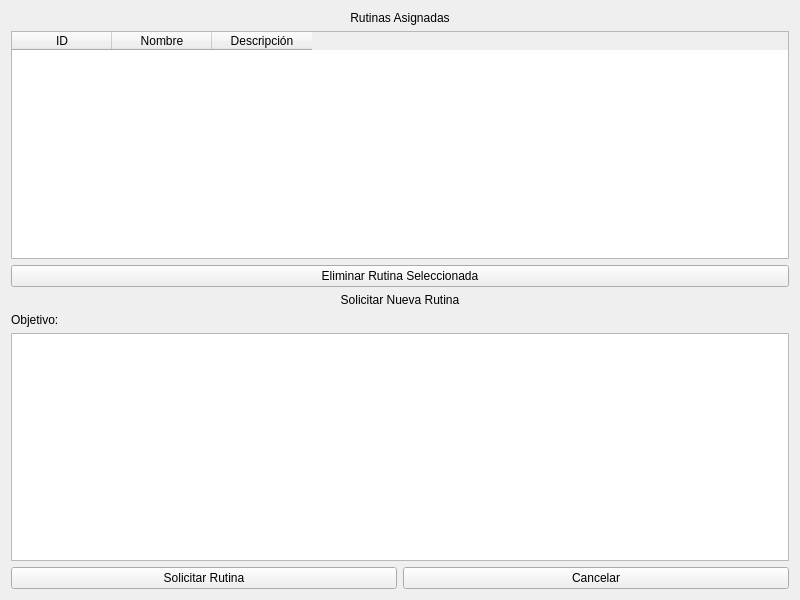
OscaarMG/campasgym, file src/vista/ui/SolicitarRutina.ui: the form before one commit.
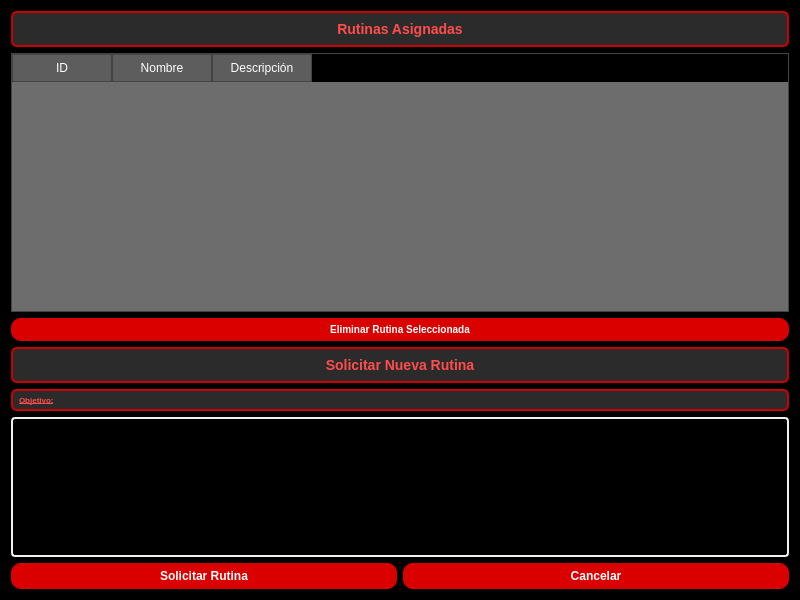
The form after the commit.

Commit message: Registros, suscripcion, solicitar dieta y rutina, clases disp

```diff
--- a/src/vista/ui/SolicitarRutina.ui
+++ b/src/vista/ui/SolicitarRutina.ui
@@ -10,13 +10,34 @@
     <height>600</height>
    </rect>
   </property>
+  <property name="minimumSize">
+   <size>
+    <width>0</width>
+    <height>0</height>
+   </size>
+  </property>
   <property name="windowTitle">
    <string>Mis Rutinas</string>
   </property>
+  <property name="styleSheet">
+   <string notr="true">background-color:#000000;</string>
+  </property>
   <layout class="QVBoxLayout" name="mainLayout">
 
    <item>
     <widget class="QLabel" name="labelRutinas">
+     <property name="styleSheet">
+      <string notr="true">QLabel {
+    background-color: #2b2b2b;     
+    color: #ff4c4c;              
+    border: 2px solid #cc0000;     
+    padding: 8px;
+    font-size: 14px;
+    font-weight: bold;
+    border-radius: 6px;
+}
+</string>
+     </property>
      <property name="text">
       <string>Rutinas Asignadas</string>
      </property>
@@ -28,8 +49,104 @@
 
    <item>
     <widget class="QTableWidget" name="tablaRutinas">
-     <property name="columnCount">
-      <number>3</number>
+     <property name="minimumSize">
+      <size>
+       <width>455</width>
+       <height>0</height>
+      </size>
+     </property>
+     <property name="maximumSize">
+      <size>
+       <width>10000000</width>
+       <height>16777215</height>
+      </size>
+     </property>
+     <property name="styleSheet">
+      <string notr="true">QTableWidget {
+    background-color: #6d6d6d;
+    color: white;
+    gridline-color: #888888; 
+    border: 1px solid #444444;
+}
+
+QTableWidget::item {
+    background-color: #7d7d7d;
+    border: 1px solid #555555;
+    padding: 4px;
+}
+
+QTableWidget {
+    background-color: #6d6d6d;
+    color: white;
+    gridline-color: #888888; /* color del borde entre celdas */
+    border: 1px solid #444444;
+}
+
+QTableWidget::item {
+    background-color: #7d7d7d;
+    border: 1px solid #555555;
+    padding: 4px;
+}
+
+QHeaderView::section {
+    background-color: #5d5d5d;
+    color: white;
+    border: 1px solid #444444;
+    padding: 4px;
+}
+
+QTableCornerButton::section {
+    background-color: #6d6d6d;
+    border: 1px solid #555555;
+}
+
+
+QScrollBar:vertical {
+    background: #5d5d5d;  /* Fondo liso, sin textura */
+    width: 12px;
+    margin: 0px;
+    border: none;
+}
+
+QScrollBar::handle:vertical {
+    background: #888888;  /* Parte que se arrastra */
+    min-height: 20px;
+    border-radius: 4px;
+}
+
+QScrollBar::add-line:vertical,
+QScrollBar::sub-line:vertical {
+    height: 0px;
+    background: none;
+    border: none;
+}
+
+QScrollBar:horizontal {
+    background: #5d5d5d;
+    height: 12px;
+    margin: 0px;
+    border: none;
+}
+
+QScrollBar::handle:horizontal {
+    background: #888888;
+    min-width: 20px;
+    border-radius: 4px;
+}
+
+QScrollBar::add-line:horizontal,
+QScrollBar::sub-line:horizontal {
+    width: 0px;
+    background: none;
+    border: none;
+}
+
+QTableWidget QLineEdit {
+    background-color: #5d5d5d;
+    color: white;
+    border: 1px solid #777777;
+    padding: 2px;
+}</string>
      </property>
      <property name="rowCount">
       <number>0</number>
@@ -54,6 +171,20 @@
 
    <item>
     <widget class="QPushButton" name="btnEliminarRutina">
+     <property name="styleSheet">
+      <string notr="true">QPushButton {
+    background-color: #da0000;
+    color: white;
+    border-radius: 10px;
+    padding: 5px;
+    font-size: 10px;
+    font-weight: bold;
+}
+
+QPushButton:hover {
+    background-color: #aa0000;
+}</string>
+     </property>
      <property name="text">
       <string>Eliminar Rutina Seleccionada</string>
      </property>
@@ -62,6 +193,18 @@
 
    <item>
     <widget class="QLabel" name="labelSolicitar">
+     <property name="styleSheet">
+      <string notr="true">QLabel {
+    background-color: #2b2b2b;     
+    color: #ff4c4c;              
+    border: 2px solid #cc0000;     
+    padding: 8px;
+    font-size: 14px;
+    font-weight: bold;
+    border-radius: 6px;
+}
+</string>
+     </property>
      <property name="text">
       <string>Solicitar Nueva Rutina</string>
      </property>
@@ -73,6 +216,36 @@
 
    <item>
     <widget class="QLabel" name="labelObjetivo">
+     <property name="enabled">
+      <bool>true</bool>
+     </property>
+     <property name="minimumSize">
+      <size>
+       <width>0</width>
+       <height>0</height>
+      </size>
+     </property>
+     <property name="maximumSize">
+      <size>
+       <width>1000</width>
+       <height>16777215</height>
+      </size>
+     </property>
+     <property name="styleSheet">
+      <string notr="true">QLabel {
+    background-color: #2b2b2b;     
+    color: #ff4c4c;              
+    border: 2px solid #cc0000;     
+    padding: 4px;
+    font-size: 8px;
+    font-weight: bold;
+    border-radius: 6px;
+}
+
+QLabel {
+    text-decoration: underline;
+}</string>
+     </property>
      <property name="text">
       <string>Objetivo:</string>
      </property>
@@ -80,14 +253,56 @@
    </item>
 
    <item>
-    <widget class="QTextEdit" name="inputObjetivo"/>
+    <widget class="QTextEdit" name="inputObjetivo">
+     <property name="minimumSize">
+      <size>
+       <width>0</width>
+       <height>0</height>
+      </size>
+     </property>
+     <property name="maximumSize">
+      <size>
+       <width>16777215</width>
+       <height>140</height>
+      </size>
+     </property>
+     <property name="styleSheet">
+      <string notr="true">QTextEdit {
+    background-color: #000000;
+    border: 1.5px solid #f0f0f0;
+    color: #f0f0f0;
+    padding: 4px;
+    border-radius: 4px;
+}
+</string>
+     </property>
+     <property name="html">
+      <string>&lt;!DOCTYPE HTML PUBLIC &quot;-//W3C//DTD HTML 4.0//EN&quot; &quot;http://www.w3.org/TR/REC-html40/strict.dtd&quot;&gt;
+&lt;html&gt;&lt;head&gt;&lt;meta name=&quot;qrichtext&quot; content=&quot;1&quot; /&gt;&lt;style type=&quot;text/css&quot;&gt;
+p, li { white-space: pre-wrap; }
+&lt;/style&gt;&lt;/head&gt;&lt;body style=&quot; font-family:'MS Shell Dlg 2'; font-size:8pt; font-weight:400; font-style:normal;&quot;&gt;
+&lt;p style=&quot;-qt-paragraph-type:empty; margin-top:0px; margin-bottom:0px; margin-left:0px; margin-right:0px; -qt-block-indent:0; text-indent:0px;&quot;&gt;&lt;br /&gt;&lt;/p&gt;&lt;/body&gt;&lt;/html&gt;</string>
+     </property>
+    </widget>
    </item>
-
-   <!-- Botones en línea horizontal -->
    <item>
     <layout class="QHBoxLayout" name="horizontalLayoutButtons">
      <item>
       <widget class="QPushButton" name="btnSolicitar">
+       <property name="styleSheet">
+        <string notr="true">QPushButton {
+    background-color: #da0000;
+    color: white;
+    border-radius: 10px;
+    padding: 6px;
+    font-size: 12px;
+    font-weight: bold;
+}
+
+QPushButton:hover {
+    background-color: #aa0000;
+}</string>
+       </property>
        <property name="text">
         <string>Solicitar Rutina</string>
        </property>
@@ -95,6 +310,20 @@
      </item>
      <item>
       <widget class="QPushButton" name="btnCancelar">
+       <property name="styleSheet">
+        <string notr="true">QPushButton {
+    background-color: #da0000;
+    color: white;
+    border-radius: 10px;
+    padding: 6px;
+    font-size: 12px;
+    font-weight: bold;
+}
+
+QPushButton:hover {
+    background-color: #aa0000;
+}</string>
+       </property>
        <property name="text">
         <string>Cancelar</string>
        </property>
```
Left out of the diff: 11 changed lines with no effect on the pictures. The commit also changes 5 other files.
